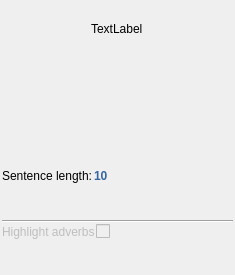
First picture: the form in ui/readability_widget.ui, repository zkovari/plotlyst, before the edit.
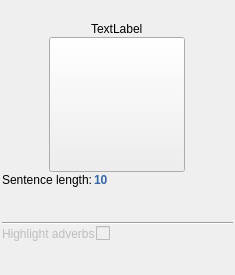
Second picture: the form after the edit. Custom widgets are drawn as their Qt base class.

```diff
--- a/ui/readability_widget.ui
+++ b/ui/readability_widget.ui
@@ -76,9 +76,6 @@
    </item>
    <item alignment="Qt::AlignHCenter">
     <widget class="QToolButton" name="btnResult">
-     <property name="styleSheet">
-      <string notr="true">border: 0px;</string>
-     </property>
      <property name="text">
       <string/>
      </property>
```
Left out of the diff: 3 changed lines with no effect on the pictures.
